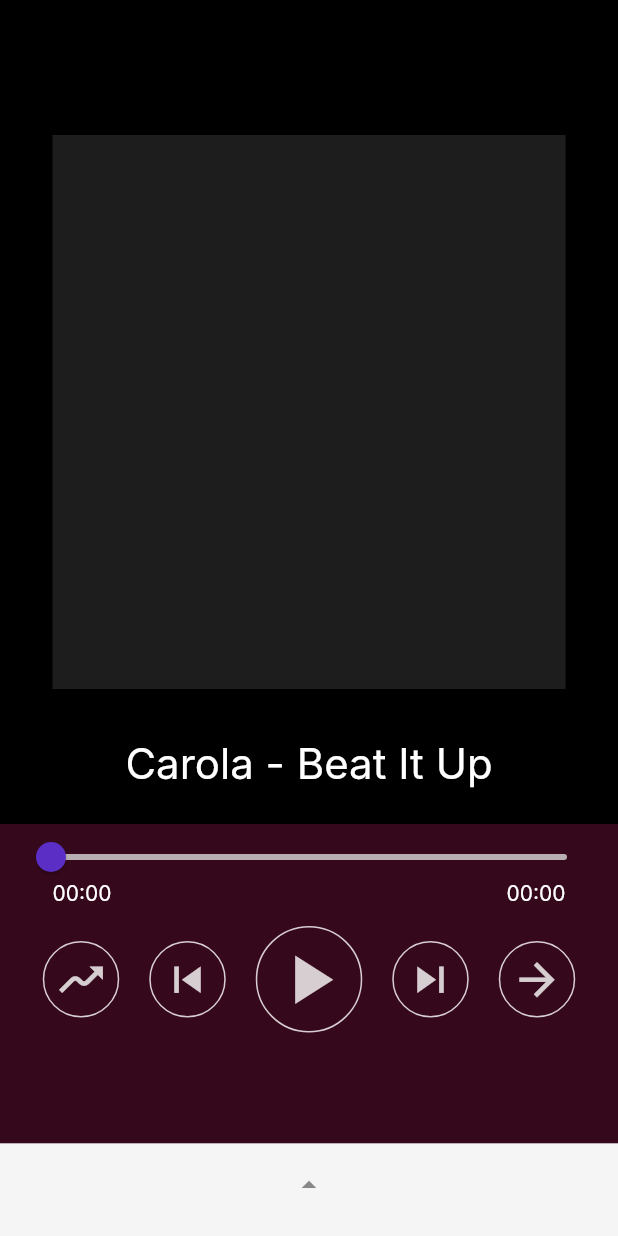
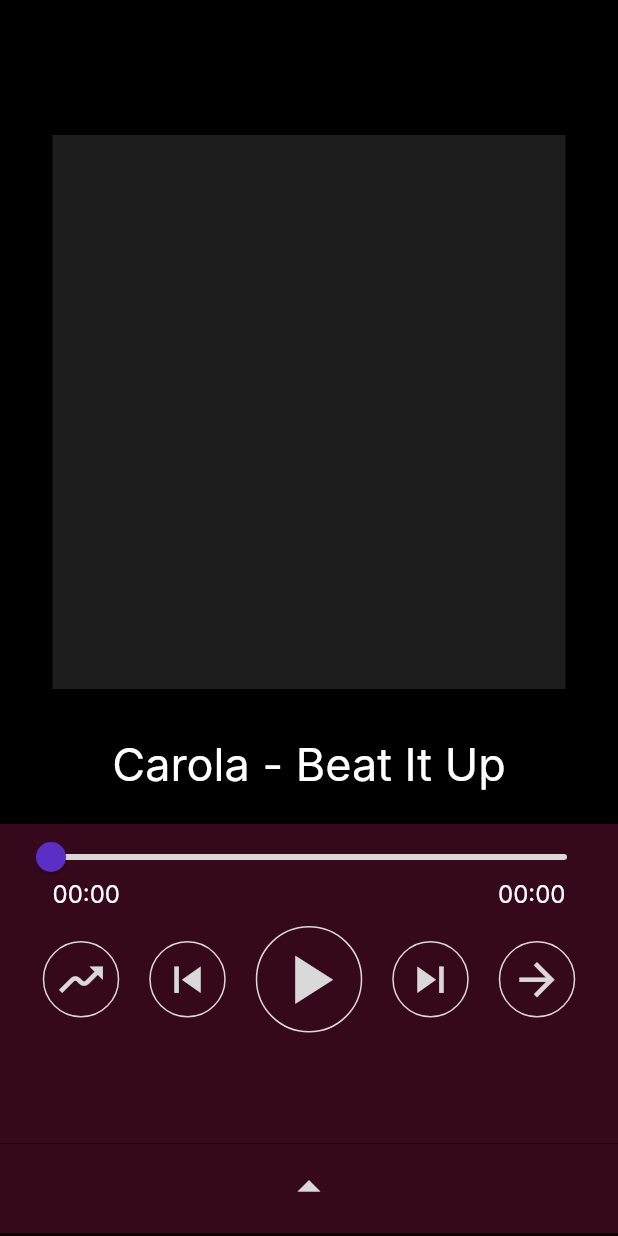
Before and after one commit to n3wzd/FlutPlayer, a Flutter app: the screen it shows after launch, on a phone screen of 412 x 824 dp. Run offline on Flutter 3.47's test engine with Material 2 defaults, Android fonts, the phone set to English and light mode, and no system bars; our stand-ins replace assets_audio_player; Roboto replaces fonts that are missing (Inter).

Commit message:
style update

```diff
--- a/lib/pages/components/time_text.dart
+++ b/lib/pages/components/text_time.dart
@@ -1,4 +1,6 @@
 import 'package:flutter/material.dart';
+
+import '../style/text.dart';
 
 class TimeText extends StatelessWidget {
   const TimeText({Key? key, required this.timeValue}) : super(key: key);
@@ -15,12 +17,9 @@ class TimeText extends StatelessWidget {
   Widget build(BuildContext context) {
     return Text(
       getTimeFormat(timeValue),
-      style: const TextStyle(
+      style: TextStyleMaker.defaultTextStyle(
         color: Colors.white,
-        fontSize: 14,
-        fontFamily: 'Inter',
-        fontWeight: FontWeight.w400,
-        height: 0,
+        fontSize: 16,
       ),
     );
   }
--- a/lib/pages/page1/bottom.dart
+++ b/lib/pages/page1/bottom.dart
@@ -3,6 +3,8 @@ import 'package:assets_audio_player/assets_audio_player.dart';
 
 import './control_ui.dart';
 import './button_ui.dart';
+
+import '../style/colors.dart';
 
 class BottomSection extends StatelessWidget {
   const BottomSection(
@@ -14,7 +16,7 @@ class BottomSection extends StatelessWidget {
   @override
   Widget build(BuildContext context) {
     return Container(
-      decoration: const BoxDecoration(color: Color(0xFF36081B)),
+      decoration: const BoxDecoration(color: ColorTheme.darkWine),
       child: Column(
         children: [
           const SizedBox(height: 10),
--- a/lib/pages/page1/button_ui.dart
+++ b/lib/pages/page1/button_ui.dart
@@ -1,5 +1,7 @@
 import 'package:flutter/material.dart';
 import 'package:assets_audio_player/assets_audio_player.dart';
+
+import '../style/colors.dart';
 
 class ButtonUI extends StatelessWidget {
   const ButtonUI({Key? key, required this.assetsAudioPlayer}) : super(key: key);
@@ -11,18 +13,18 @@ class ButtonUI extends StatelessWidget {
       data: ThemeData(
         iconButtonTheme: IconButtonThemeData(
           style: ButtonStyle(
-            iconColor: MaterialStateProperty.all(const Color(0xCCFFFFFF)),
-            backgroundColor: MaterialStateProperty.all(Colors.transparent),
+            iconColor: MaterialStateProperty.all(ColorTheme.lightGrey),
+            backgroundColor: MaterialStateProperty.all(ColorTheme.transparent),
             shape: MaterialStateProperty.all(const CircleBorder(
-                side: BorderSide(color: Color(0xCCFFFFFF), width: 1))),
+                side: BorderSide(color: ColorTheme.lightGrey, width: 1))),
             overlayColor:
                 MaterialStateProperty.resolveWith((Set<MaterialState> states) {
               if (states.contains(MaterialState.pressed)) {
-                return const Color(0x44FFFFFF);
+                return ColorTheme.overlayPressedGrey;
               } else if (states.contains(MaterialState.hovered)) {
-                return const Color(0x33FFFFFF);
+                return ColorTheme.overlayHoveredGrey;
               }
-              return Colors.transparent;
+              return ColorTheme.transparent;
             }),
           ),
         ),
--- a/lib/pages/page1/center.dart
+++ b/lib/pages/page1/center.dart
@@ -1,5 +1,8 @@
 import 'package:flutter/material.dart';
 import 'package:assets_audio_player/assets_audio_player.dart';
+
+import '../style/colors.dart';
+import '../style/text.dart';
 
 class CenterSection extends StatelessWidget {
   const CenterSection({Key? key, required this.assetsAudioPlayer})
@@ -19,7 +22,7 @@ class CenterSection extends StatelessWidget {
             padding:
                 const EdgeInsets.symmetric(horizontal: 35.0, vertical: 10.0),
             child: Container(
-              decoration: const BoxDecoration(color: Color(0xFF1D1D1D)),
+              decoration: const BoxDecoration(color: ColorTheme.darkGrey),
             ),
           ),
         ),
@@ -29,12 +32,9 @@ class CenterSection extends StatelessWidget {
             alignment: Alignment.center,
             child: Text(
               assetsAudioPlayer.getCurrentAudioTitle,
-              style: const TextStyle(
-                color: Colors.white,
-                fontSize: 28,
-                fontFamily: 'Inter',
-                fontWeight: FontWeight.w400,
-                height: 0,
+              style: TextStyleMaker.defaultTextStyle(
+                color: ColorTheme.white,
+                fontSize: 30,
               ),
             ),
           ),
--- a/lib/pages/page1/control_ui.dart
+++ b/lib/pages/page1/control_ui.dart
@@ -1,7 +1,9 @@
 import 'package:flutter/material.dart';
 import 'package:assets_audio_player/assets_audio_player.dart';
 
-import '../components/time_text.dart';
+import '../components/text_time.dart';
+
+import '../style/colors.dart';
 
 class ControlUI extends StatefulWidget {
   const ControlUI(
@@ -59,15 +61,15 @@ class _ControlUIState extends State<ControlUI> {
               _isSliderChanging = false;
               _afterChangedCount = 2;
             },
-            thumbColor: const Color(0xFF5B2EC5),
-            activeColor: const Color(0xFF5B2EC5),
-            inactiveColor: const Color(0xCCD9D9D9),
+            thumbColor: ColorTheme.purple,
+            activeColor: ColorTheme.purple,
+            inactiveColor: ColorTheme.lightGrey,
             overlayColor:
                 MaterialStateProperty.resolveWith((Set<MaterialState> states) {
               if (states.contains(MaterialState.hovered)) {
-                return const Color(0x445B2EC5);
+                return ColorTheme.overlayHoveredPurple;
               }
-              return Colors.transparent;
+              return ColorTheme.transparent;
             }),
           ),
         ),
@@ -77,14 +79,14 @@ class _ControlUIState extends State<ControlUI> {
           child: Row(
             children: [
               Expanded(
-                child: Container(
+                child: Align(
                   alignment: Alignment.centerLeft,
                   child: TimeText(
                       timeValue: Duration(milliseconds: _sliderValue.toInt())),
                 ),
               ),
               Expanded(
-                child: Container(
+                child: Align(
                   alignment: Alignment.centerRight,
                   child: TimeText(timeValue: widget.trackDuration),
                 ),
--- a/lib/pages/page1/list_sheet.dart
+++ b/lib/pages/page1/list_sheet.dart
@@ -1,5 +1,8 @@
 import 'package:flutter/material.dart';
 import 'package:assets_audio_player/assets_audio_player.dart';
+
+import '../style/colors.dart';
+import '../style/text.dart';
 
 class ListSheet extends StatefulWidget {
   const ListSheet({Key? key, required this.assetsAudioPlayer})
@@ -23,19 +26,30 @@ class _ListSheetState extends State<ListSheet> {
       minChildSize: minChildSize,
       maxChildSize: maxChildSize,
       controller: controller,
-      builder: (BuildContext context, ScrollController scrollController) {
-        return Container(
-          color: Colors.grey[100],
-          child: ListView.builder(
+      builder: (context, scrollController) {
+        return Material(
+          color: ColorTheme.black,
+          child: PlayerBuilder.current(
+            player: widget.assetsAudioPlayer,
+            builder: (context, current) => ListView.builder(
               controller: scrollController,
+              itemExtent: 60.0,
               itemCount: widget.assetsAudioPlayer.playlist!.audios.length + 1,
-            itemBuilder: (BuildContext context, int index) {
+              itemBuilder: (context, index) {
                 return index == 0
-                  ? Center(
-                      child: ListTile(
-                          title: Icon(_isExpand
+                    ? ListTile(
+                        title: Center(
+                          child: Padding(
+                            padding: const EdgeInsets.only(bottom: 10.0),
+                            child: Icon(
+                              _isExpand
                                   ? Icons.arrow_drop_down
-                              : Icons.arrow_drop_up),
+                                  : Icons.arrow_drop_up,
+                              size: 36,
+                              color: ColorTheme.lightGrey,
+                            ),
+                          ),
+                        ),
                         onTap: () async {
                           await controller.animateTo(
                               _isExpand ? minChildSize : maxChildSize,
@@ -44,13 +58,30 @@ class _ListSheetState extends State<ListSheet> {
                           setState(() {
                             _isExpand = !_isExpand;
                           });
-                          }),
+                        },
+                        tileColor: ColorTheme.darkWine,
                       )
                     : ListTile(
-                      title: Text(
+                        title: Align(
+                          alignment: Alignment.centerLeft,
+                          child: Text(
                               '${widget.assetsAudioPlayer.playlist!.audios[index - 1].metas.title}'),
+                        ),
+                        tileColor: index % 2 == 0
+                            ? ColorTheme.darkGrey
+                            : ColorTheme.black,
+                        titleTextStyle: TextStyleMaker.defaultTextStyle(
+                          color: current.index == index - 1
+                              ? ColorTheme.lightWine
+                              : ColorTheme.white,
+                          fontSize: 20,
+                        ),
+                        selectedColor: ColorTheme.white,
+                        selectedTileColor: ColorTheme.lightWine,
+                        hoverColor: ColorTheme.lightGrey,
                       );
               },
+            ),
           ),
         );
       },
--- /dev/null
+++ b/lib/pages/style/colors.dart
@@ -0,0 +1,15 @@
+import 'package:flutter/material.dart';
+
+class ColorTheme {
+  static const Color black = Colors.black;
+  static const Color white = Colors.white;
+  static const Color transparent = Colors.transparent;
+  static const Color lightGrey = Color(0xFFD9D9D9);
+  static const Color darkGrey = Color(0xFF1D1D1D);
+  static const Color lightWine = Color(0xFF8C003A);
+  static const Color darkWine = Color(0xFF36081B);
+  static const Color purple = Color(0xFF5B2EC5);
+  static const Color overlayHoveredGrey = Color(0x33FFFFFF);
+  static const Color overlayPressedGrey = Color(0x44FFFFFF);
+  static const Color overlayHoveredPurple = Color(0x445B2EC5);
+}
--- /dev/null
+++ b/lib/pages/style/text.dart
@@ -0,0 +1,14 @@
+import 'package:flutter/material.dart';
+
+class TextStyleMaker {
+  static TextStyle defaultTextStyle(
+      {required Color color, required double fontSize}) {
+    return TextStyle(
+      color: color,
+      fontSize: fontSize,
+      fontFamily: 'Inter',
+      fontWeight: FontWeight.w400,
+      height: 0,
+    );
+  }
+}
```
Lines whose indentation alone changed are shown as unchanged.
